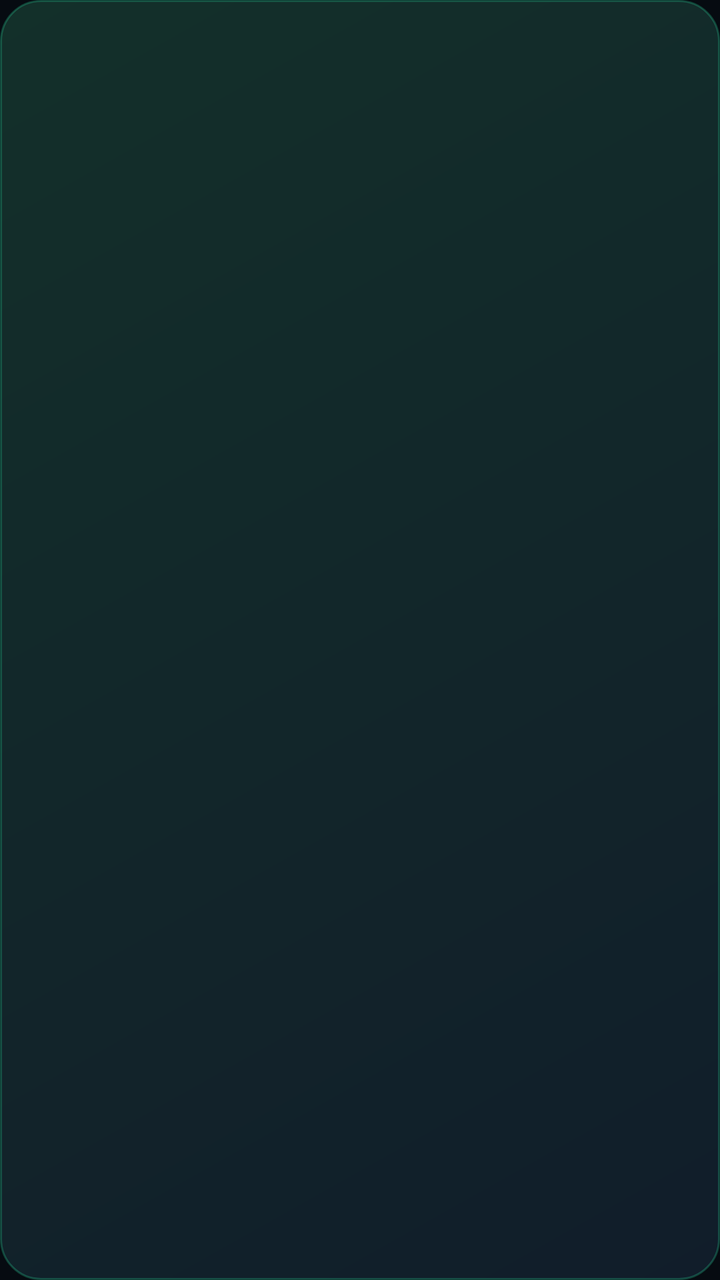
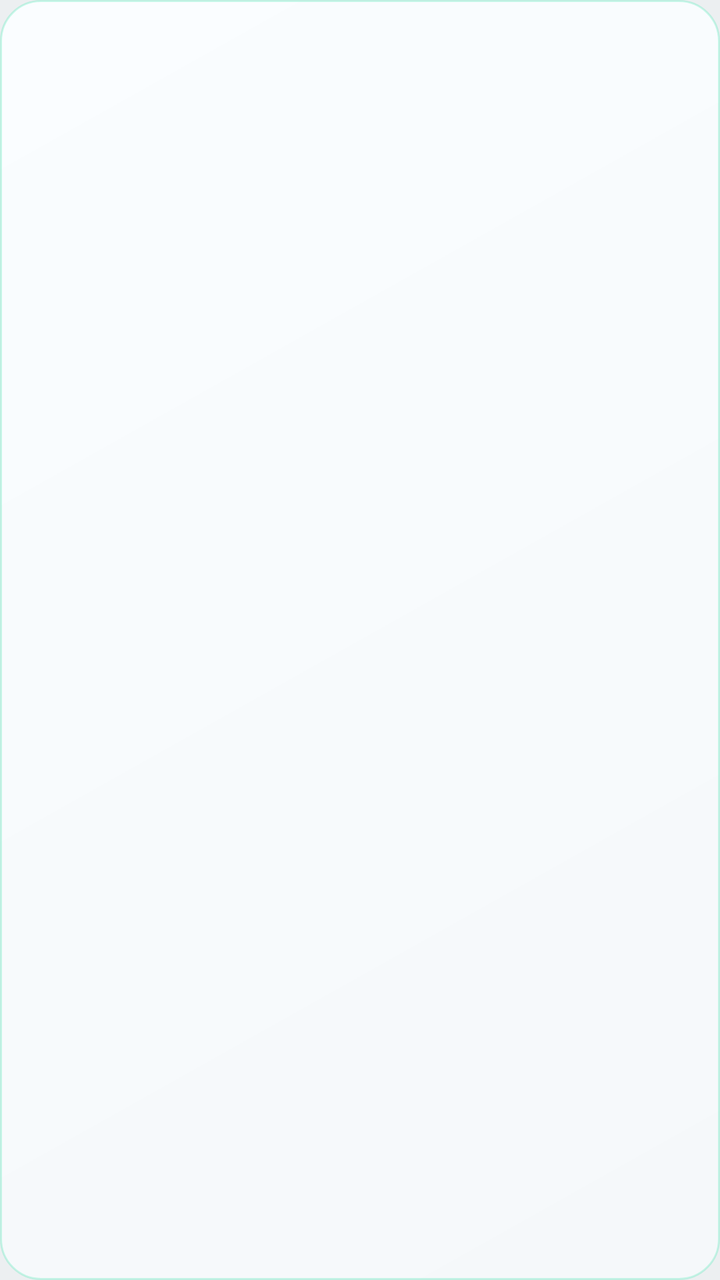

Before-and-after screenshots of an Android layout around one commit, followed by the original layout XML and the change that was made.
<!-- AndroidManifest.xml: application theme AppTheme -->
<!-- res/layout/item_about.xml -->
<?xml version="1.0" encoding="utf-8"?>
<LinearLayout xmlns:android="http://schemas.android.com/apk/res/android"
    android:layout_width="match_parent"
    android:layout_height="wrap_content"
    android:layout_marginStart="14dp"
    android:layout_marginTop="12dp"
    android:layout_marginEnd="14dp"
    android:background="@drawable/bg_about"
    android:gravity="center_vertical"
    android:orientation="horizontal"
    android:padding="18dp">

    <ImageView
        android:layout_width="56dp"
        android:layout_height="56dp"
        android:src="@mipmap/ic_launcher" />

    <LinearLayout
        android:layout_width="0dp"
        android:layout_height="wrap_content"
        android:layout_marginStart="16dp"
        android:layout_weight="1"
        android:orientation="vertical">

        <TextView
            android:id="@+id/title"
            android:layout_width="match_parent"
            android:layout_height="wrap_content"
            android:fontFamily="sans-serif-black"
            android:textColor="#FFFFFFFF"
            android:textSize="20sp" />

        <TextView
            android:id="@+id/sub"
            android:layout_width="match_parent"
            android:layout_height="wrap_content"
            android:layout_marginTop="2dp"
            android:textColor="#B3FFFFFF"
            android:textSize="13sp" />

        <TextView
            android:id="@+id/value"
            android:layout_width="match_parent"
            android:layout_height="wrap_content"
            android:layout_marginTop="6dp"
            android:textColor="#FF2EE6A8"
            android:textSize="12.5sp" />
    </LinearLayout>
</LinearLayout>
<!-- resources referenced by this layout -->
<resources>
  <!-- drawable bg_about (drawable) -->
  <?xml version="1.0" encoding="utf-8"?>
  <shape xmlns:android="http://schemas.android.com/apk/res/android" android:shape="rectangle">
      <gradient android:angle="315" android:startColor="#FF13302A" android:endColor="#FF111D2A" />
      <stroke android:width="1dp" android:color="#402EE6A8" />
      <corners android:radius="20dp" />
  </shape>
  <!-- mipmap ic_launcher (mipmap-anydpi-v26) -->
  <?xml version="1.0" encoding="utf-8"?>
  <adaptive-icon xmlns:android="http://schemas.android.com/apk/res/android">
      <background android:drawable="@drawable/ic_launcher_bg" />
      <foreground android:drawable="@drawable/ic_launcher_fg" />
  </adaptive-icon>
  <style name="AppTheme" parent="@android:style/Theme.Material.NoActionBar">
          <item name="android:statusBarColor">#FF0F2030</item>
          <item name="android:navigationBarColor">#FF060B11</item>
          <item name="android:colorAccent">#FF2EE6A8</item>
          <item name="android:windowBackground">#FF060B11</item>
      </style>
  <!-- drawable ic_launcher_bg (drawable) -->
  <?xml version="1.0" encoding="utf-8"?>
  <shape xmlns:android="http://schemas.android.com/apk/res/android" android:shape="rectangle">
      <gradient android:angle="315" android:startColor="#FF16304A" android:endColor="#FF060B11" />
  </shape>
  <!-- drawable ic_launcher_fg (drawable) -->
  <?xml version="1.0" encoding="utf-8"?>
  <vector xmlns:android="http://schemas.android.com/apk/res/android"
      android:width="108dp" android:height="108dp"
      android:viewportWidth="108" android:viewportHeight="108">
      <group android:scaleX="0.82" android:scaleY="0.82" android:pivotX="54" android:pivotY="54">
      <path android:fillColor="#552EE6A8" android:pathData="M54,54 L51.04,20.13 A34,34 0 0,1 81.85,34.50 Z" />
      <path android:strokeColor="#FF2EE6A8" android:strokeAlpha="0.35" android:strokeWidth="3.0" android:strokeLineCap="round" android:pathData="M83.00,40.48 A32,32 0 1,1 43.06,23.93" />
      <path android:strokeColor="#FF2EE6A8" android:strokeAlpha="0.6" android:strokeWidth="3.0" android:strokeLineCap="round" android:pathData="M74.85,44.28 A23,23 0 1,1 46.13,32.39" />
      <path android:strokeColor="#FF2EE6A8" android:strokeAlpha="1.0" android:strokeWidth="3.2" android:strokeLineCap="round" android:pathData="M66.69,48.08 A14,14 0 1,1 49.21,40.84" />
      <path android:fillColor="#FFFFB547" android:pathData="M64.52,25.75 a4.5,4.5 0 1,0 9,0 a4.5,4.5 0 1,0 -9,0" />
      <path android:fillColor="#FFFFFFFF" android:pathData="M55.5,44.5 v10.2 c-0.7,-0.4 -1.5,-0.6 -2.4,-0.6 c-2.6,0 -4.6,1.9 -4.6,4.3 s2,4.3 4.6,4.3 s4.6,-1.9 4.6,-4.3 V50 h5.6 v-4.5 z" />
      </group>
  </vector>
</resources>

<!-- the commit's change to res/layout/item_about.xml (unified diff, before → after) -->
@@ -27,7 +27,7 @@
             android:layout_width="match_parent"
             android:layout_height="wrap_content"
             android:fontFamily="sans-serif-black"
-            android:textColor="#FFFFFFFF"
+            android:textColor="@color/c_ffffffff"
             android:textSize="20sp" />
 
         <TextView
@@ -35,7 +35,7 @@
             android:layout_width="match_parent"
             android:layout_height="wrap_content"
             android:layout_marginTop="2dp"
-            android:textColor="#B3FFFFFF"
+            android:textColor="@color/c_b3ffffff"
             android:textSize="13sp" />
 
         <TextView
@@ -43,7 +43,7 @@
             android:layout_width="match_parent"
             android:layout_height="wrap_content"
             android:layout_marginTop="6dp"
-            android:textColor="#FF2EE6A8"
+            android:textColor="@color/c_ff2ee6a8"
             android:textSize="12.5sp" />
     </LinearLayout>
 </LinearLayout>
<!-- resource entries referenced after the edit -->
@@ -1,10 +1,13 @@
 <!-- resources referenced by this layout -->
 <resources>
+  <color name="c_b3ffffff">#B30B1622</color>
+  <color name="c_ff2ee6a8">#FF0E9F74</color>
+  <color name="c_ffffffff">#FF0B1622</color>
   <!-- drawable bg_about (drawable) -->
   <?xml version="1.0" encoding="utf-8"?>
   <shape xmlns:android="http://schemas.android.com/apk/res/android" android:shape="rectangle">
-      <gradient android:angle="315" android:startColor="#FF13302A" android:endColor="#FF111D2A" />
-      <stroke android:width="1dp" android:color="#402EE6A8" />
+      <gradient android:angle="315" android:startColor="@color/c_ff13302a" android:endColor="@color/c_ff111d2a" />
+      <stroke android:width="1dp" android:color="@color/c_402ee6a8" />
       <corners android:radius="20dp" />
   </shape>
   <!-- mipmap ic_launcher (mipmap-anydpi-v26) -->
@@ -13,12 +16,17 @@
       <background android:drawable="@drawable/ic_launcher_bg" />
       <foreground android:drawable="@drawable/ic_launcher_fg" />
   </adaptive-icon>
-  <style name="AppTheme" parent="@android:style/Theme.Material.NoActionBar">
-          <item name="android:statusBarColor">#FF0F2030</item>
-          <item name="android:navigationBarColor">#FF060B11</item>
-          <item name="android:colorAccent">#FF2EE6A8</item>
-          <item name="android:windowBackground">#FF060B11</item>
+  <style name="AppTheme" parent="BaseTheme">
+          <item name="android:windowLightStatusBar">@bool/light_bars</item>
+          <item name="android:windowLightNavigationBar">@bool/light_bars</item>
+          <item name="android:statusBarColor">@color/c_ff0f2030</item>
+          <item name="android:navigationBarColor">@color/c_ff060b11</item>
+          <item name="android:colorAccent">@color/c_ff2ee6a8</item>
+          <item name="android:windowBackground">@color/c_ff060b11</item>
       </style>
+  <color name="c_ff13302a">#FFFAFDFF</color>
+  <color name="c_ff111d2a">#FFF5F8FA</color>
+  <color name="c_402ee6a8">#402EE6A8</color>
   <!-- drawable ic_launcher_bg (drawable) -->
   <?xml version="1.0" encoding="utf-8"?>
   <shape xmlns:android="http://schemas.android.com/apk/res/android" android:shape="rectangle">
@@ -38,5 +46,8 @@
       <path android:fillColor="#FFFFFFFF" android:pathData="M55.5,44.5 v10.2 c-0.7,-0.4 -1.5,-0.6 -2.4,-0.6 c-2.6,0 -4.6,1.9 -4.6,4.3 s2,4.3 4.6,4.3 s4.6,-1.9 4.6,-4.3 V50 h5.6 v-4.5 z" />
       </group>
   </vector>
+  <style name="BaseTheme" parent="@android:style/Theme.Material.Light.NoActionBar" />
+  <color name="c_ff0f2030">#FFF6F9FB</color>
+  <color name="c_ff060b11">#FFECEFF1</color>
 </resources>
 
